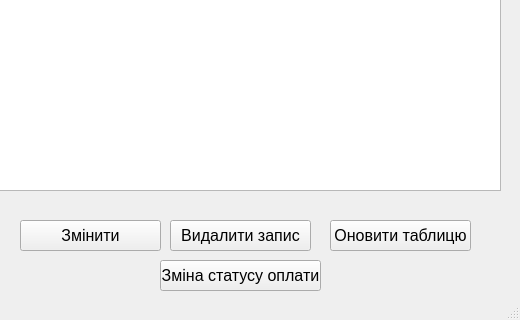
Qt form uis/offers_list.ui (definitelyDefi/atelier-nitka-accounting) before a commit; both pictures show x 280 to 800 and y 150 to 470 of the 800 by 470 pixel window.
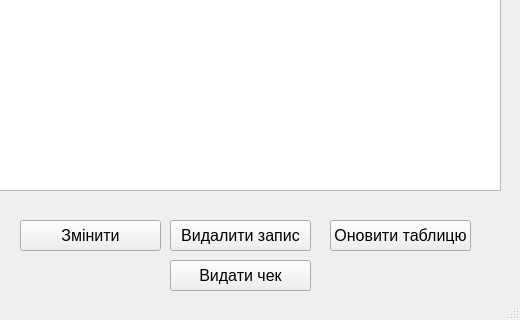
The same form after that commit. Icons and pictures are not drawn.

What changed in the file:
```diff
--- a/uis/offers_list.ui
+++ b/uis/offers_list.ui
@@ -268,9 +268,9 @@
    <widget class="QPushButton" name="pushButton">
     <property name="geometry">
      <rect>
-      <x>440</x>
+      <x>450</x>
       <y>410</y>
-      <width>161</width>
+      <width>141</width>
       <height>31</height>
      </rect>
     </property>
@@ -280,7 +280,7 @@
      </font>
     </property>
     <property name="text">
-     <string>Зміна статусу оплати</string>
+     <string>Видати чек</string>
     </property>
    </widget>
   </widget>
```
Left out of the diff: 2 changed lines with no effect on the pictures.
